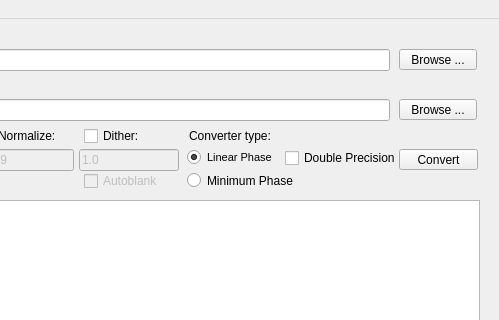
First picture: the form in ferocious/mainwindow.ui, repository jniemann66/ferocious, before the edit; both pictures show x 241 to 740 and y 0 to 320 of the 740 by 703 pixel window.
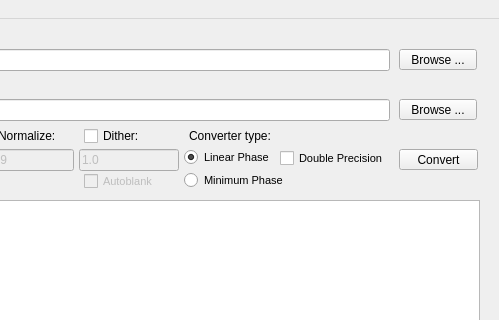
Second picture: the form after the edit. Icons and pictures are not drawn. Custom widgets are drawn as their Qt base class.

Commit message: minor UI tweaks (font size, positioning)

```diff
--- a/ferocious/mainwindow.ui
+++ b/ferocious/mainwindow.ui
@@ -381,12 +381,17 @@
    <widget class="QCheckBox" name="DoublePrecisionCheckBox">
     <property name="geometry">
      <rect>
-      <x>526</x>
+      <x>521</x>
       <y>130</y>
       <width>111</width>
       <height>18</height>
      </rect>
     </property>
+    <property name="font">
+     <font>
+      <pointsize>8</pointsize>
+     </font>
+    </property>
     <property name="toolTip">
      <string>Use 64-bit Floating-Point arithmetic during conversion
 (instead of 32-bit single-precision)</string>
@@ -581,6 +586,7 @@
     </property>
     <property name="font">
      <font>
+      <pointsize>8</pointsize>
       <stylestrategy>PreferAntialias</stylestrategy>
      </font>
     </property>
@@ -597,12 +603,17 @@
    <widget class="QRadioButton" name="minPhase_radioBtn">
     <property name="geometry">
      <rect>
-      <x>428</x>
+      <x>425</x>
       <y>153</y>
       <width>151</width>
       <height>17</height>
      </rect>
     </property>
+    <property name="font">
+     <font>
+      <pointsize>8</pointsize>
+     </font>
+    </property>
     <property name="toolTip">
      <string>Minimum Phase Filter:
 No delay, but will introduce phase distortion.
@@ -615,9 +626,9 @@
    <widget class="QRadioButton" name="LinearPhase_radioBtn">
     <property name="geometry">
      <rect>
-      <x>428</x>
+      <x>425</x>
       <y>130</y>
-      <width>101</width>
+      <width>95</width>
       <height>17</height>
      </rect>
     </property>
@@ -644,7 +655,7 @@
      <rect>
       <x>430</x>
       <y>108</y>
-      <width>81</width>
+      <width>141</width>
       <height>18</height>
      </rect>
     </property>
```
Left out of the diff: 2 changed lines with no effect on the pictures.
